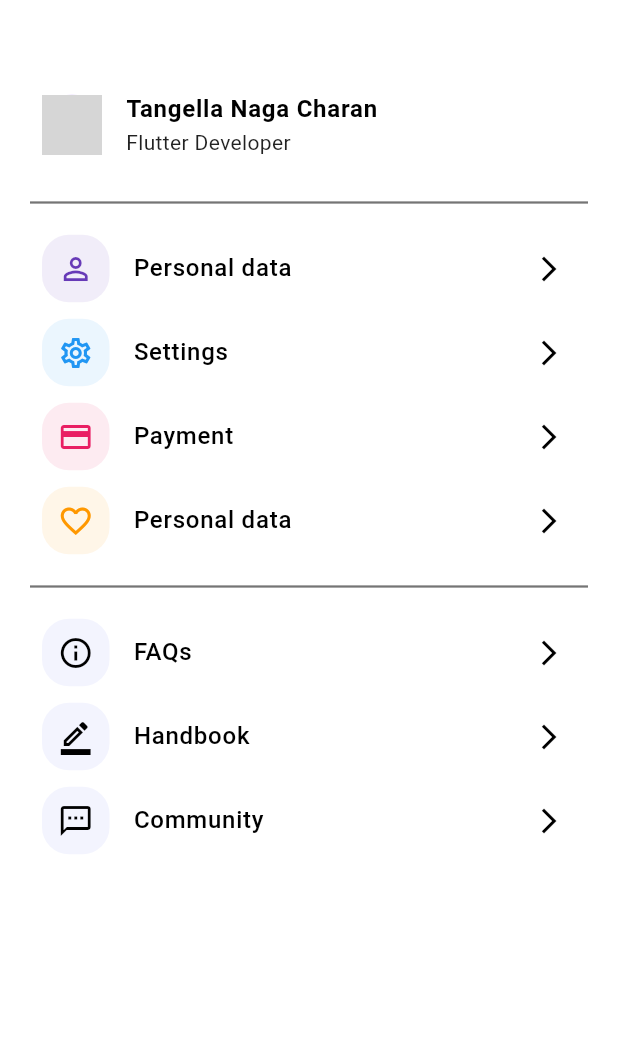
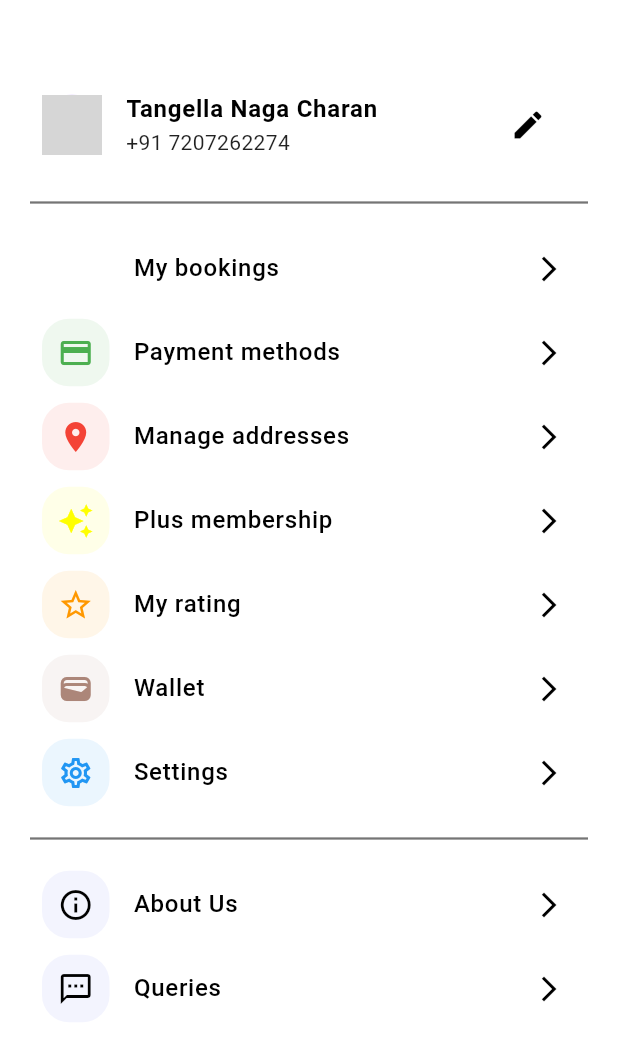
Before and after one commit to CharanBot/OneClick, a Flutter app: the AccountPage screen opened directly, on a phone screen of 412 x 824 dp. Shown: the top 1043 px of the screen. Run offline on Flutter 3.47's test engine with Material 3 defaults, Android fonts, the phone set to English and light mode, and no system bars; our stand-ins replace animate_do, get, iconsax, intl_phone_field, scrollable_positioned_list; network calls fail; grey boxes are pictures that could not be loaded.

Commit message:
changes in account_settings

```diff
--- /dev/null
+++ b/lib/Constants_profile/Colors.dart
@@ -0,0 +1,81 @@
+part of 'Constants.dart';
+
+//I usally keep all the static values in a place
+//in case you like it do tht
+
+class Colorz {
+  static const Color primaryColor = Color(0xff5b60ec);
+  static const Color timerBlue = Color(0xff1c77dd);
+
+  static const Color backgroundBlue = Color(0xff1b81f1);
+
+  static const Color accountPurple = primaryColor;
+
+  static const Color currenciesPageBackground = Color(0xff0f1e4e);
+  static const Color currenciesNameColor = Color(0xff7080b3);
+  static const Color currencyPositiveGreen = Color(0xff0eff7e);
+  static const Color currencyIndicatorColor = Color(0xff6170f3);
+
+  static const Color sendMoneyBlue = Color(0xff4285f4);
+
+  static const Color googlResultsGrey = Color(0xffeff4f2);
+
+  // static const Color compexDrawerScaffoldColor = Color(0xfe3e9f7);
+  static const Color compexDrawerCanvasColor = Color(0xffe3e9f7);
+  static const Color complexDrawerBlack = Color(0xff11111d);
+  static const Color complexDrawerBlueGrey = Color(0xff1d1b31);
+
+  //interlaced dashboard
+  static const Color interlacedBackground = Color(0xfff7f8fa);
+  static const Color interlacedAvatarBorderBlue = Color(0xff2554fc);
+  static const Color interlacedChatPurple = Color(0xff8532fb);
+
+  //richCalculator
+  static const Color richCalculatorCanvas = Color(0xff222433);
+  static const Color richCalculatorOutterButtonColor = Color(0xff333549);
+  static const Color richCalculatorInnerButtonColor = Color(0xff2c2e41);
+  static const Color richCalculatorYellowButtonColor = Color(0xffffba001);
+
+  //buttonExample
+  static const Color buttonExampleCanvas = Color(0xfff3f6ff);
+  static const Color buttonSampleColor = Color(0xff7c2ae8);
+
+  ///Expandile
+  static const Color iphone12Purple = Color(0xffB8AFE6);
+
+  ///DoubleCard
+  static const Color doubleCardBlue = Color(0xff045bd8);
+}
+
+class TeslaColorz {
+  ///Primary Colors
+  static const List<Color> backdropColors = [
+    Colors.black,
+    Color(0xFF003073),
+    Color(0xFF003073),
+    Color(0xFF1E281E),
+    Color(0xFF1E281E),
+    Colors.black26,
+  ];
+
+  ///Control centre colors
+  static const Color iconBlack = Color(0xff101118);
+  static const Color disabledGrey = Color(0xff1e1f28);
+
+  static const Color headLightRed = Color(0xfffb1e4d);
+  static const Color microphoneRed = Color(0xffff0000);
+  static const Color chargingBlue = Color(0xff038efe);
+
+  ///Sorted by darkest color to the lightest color
+  static const List<Color> chargingWaveColors = [
+    Color(0xff0845d5),
+    Color(0xff0558f7),
+    Color(0xff0977d4),
+    Color(0xff0491fe),
+  ];
+
+  static const List<Color> lockerColors = <Color>[
+    Color(0xff6b67fa),
+    Color(0xff4844f9),
+  ];
+}
--- /dev/null
+++ b/lib/Constants_profile/Constants.dart
@@ -0,0 +1,6 @@
+import 'package:flutter/material.dart';
+
+part 'Colors.dart';
+part 'Urls.dart';
+part 'Assets.dart';
+part 'Enums.dart';
--- /dev/null
+++ b/lib/Constants_profile/Urls.dart
@@ -0,0 +1,17 @@
+part of 'Constants.dart';
+
+class Urls {
+  static const String googleImg =
+      "https://www.google.com/images/branding/googlelogo/1x/googlelogo_color_272x92dp.png";
+  static const String avatar1 =
+      "https://cdn.pixabay.com/photo/2016/03/29/03/14/portrait-1287421_960_720.jpg";
+  static const String avatar2 =
+      "https://cdn.pixabay.com/photo/2016/03/29/03/14/portrait-1287421_960_720.jpg";
+  static const String avatar3 =
+      'https://images.unsplash.com/photo-1516384903227-139a8cf0ec21?ixid=MnwxMjA3fDB8MHxwaG90by1wYWdlfHx8fGVufDB8fHx8&ixlib=rb-1.2.1&auto=format&fit=crop&w=634&q=80';
+  static const String avatar4 =
+      "https://images.unsplash.com/photo-1601412436465-922fadda062e?ixid=MnwxMjA3fDB8MHxwaG90by1wYWdlfHx8fGVufDB8fHx8&ixlib=rb-1.2.1&auto=format&fit=crop&w=700&q=80";
+
+  static const String macMiniCover =
+      "https://www.apple.com/v/mac-mini/l/images/overview/hero__x8ruukomx2au_large_2x.jpg";
+}
--- /dev/null
+++ b/lib/Widgets_profile/Txt.dart
@@ -0,0 +1,104 @@
+part of 'Widgets.dart';
+
+class Txt extends StatefulWidget {
+  final FontStyle? style;
+  final FontWeight? fontWeight;
+  final int? maxLines;
+  final double? fontSize;
+  final Color? color;
+  final TextAlign? textAlign;
+  final bool useoverflow;
+  final bool upperCaseFirst;
+  final bool quoted;
+  final bool useFiler;
+  final bool underline;
+  final bool fullUpperCase;
+  final dynamic text;
+  final String? family;
+  final bool toRupees;
+  final bool toTimeAgo;
+  final String? prefix;
+  final bool strikeThrough;
+
+  const Txt({
+    Key? key,
+    this.style,
+    this.fontWeight,
+    this.maxLines,
+    this.fontSize,
+    this.color,
+    this.textAlign,
+    this.useoverflow = false,
+    this.upperCaseFirst = false,
+    this.quoted = false,
+    this.useFiler = false,
+    this.underline = false,
+    this.fullUpperCase = false,
+    required this.text,
+    this.family,
+    this.prefix,
+    this.toRupees = false,
+    this.toTimeAgo = false,
+    this.strikeThrough = false,
+  }) : super(key: key);
+
+  @override
+  _TxtState createState() => _TxtState();
+}
+
+class _TxtState extends State<Txt> {
+  String finalText = "";
+
+  @override
+  Widget build(BuildContext context) {
+    finalText = widget.text.toString();
+    if (widget.text is String) finalText = widget.text ?? "Error";
+    if ((widget.text is double || widget.text is int)) {
+      if (widget.toRupees) {
+        finalText = "${NumberFormat.simpleCurrency().format(widget.text)}"
+            .replaceAll('\$', '₹')
+            .replaceAll(".00", "");
+      }
+      if (widget.toTimeAgo) {
+        finalText = Widgets.timeAgo(widget.text, prefix: widget.prefix);
+      }
+      if (widget.toRupees == false && widget.toTimeAgo == false) {
+        finalText = widget.text.toString();
+      }
+    }
+
+    if (widget.upperCaseFirst && finalText.length > 1) {
+      finalText =
+          "${finalText[0].toUpperCase()}${finalText.substring(1, finalText.length).toLowerCase()}";
+    }
+    if (widget.fullUpperCase) finalText = finalText.toUpperCase();
+    if (widget.useFiler) {
+      finalText = finalText
+          .replaceAll("*", "")
+          .replaceAll("_", "")
+          .replaceAll("-", "")
+          .replaceAll("#", "")
+          .replaceAll("\n", "")
+          .replaceAll("!", "")
+          .replaceAll('[', '')
+          .replaceAll(']', '');
+    }
+    if (widget.quoted) finalText = "❝$finalText❞";
+
+    return Text((finalText).toString(),
+        overflow: widget.useoverflow ? TextOverflow.ellipsis : null,
+        textAlign: widget.textAlign,
+        maxLines: widget.maxLines,
+        textScaleFactor: 1,
+        style: TextStyle(
+          decoration: widget.underline
+              ? TextDecoration.underline
+              : (widget.strikeThrough ? TextDecoration.lineThrough : null),
+          color: widget.color,
+          fontSize: widget.fontSize,
+          fontWeight: widget.fontWeight,
+          fontStyle: widget.style,
+          fontFamily: widget.family,
+        ));
+  }
+}
--- a/lib/features/shop/profile/account_settings.dart
+++ b/lib/features/shop/profile/account_settings.dart
@@ -1,6 +1,9 @@
 import 'package:flutter/material.dart';
-import 'package:one_click/Constants/Constants.dart';
-import 'package:one_click/Widgets/Widgets.dart';
+import 'package:get/get_core/src/get_main.dart';
+import 'package:get/get_navigation/get_navigation.dart';
+import 'package:one_click/Constants_profile/Constants.dart';
+import 'package:one_click/Widgets_profile/Widgets.dart';
+import 'package:one_click/features/shop/profile/pages/edit_profile.dart';
 
 class AccountPage extends StatefulWidget {
   const AccountPage({Key? key}) : super(key: key);
@@ -45,8 +48,17 @@ class _AccountPageState extends State<AccountPage> {
         color: darkMode ? Colors.white : Colors.black,
       ),
       subtitle: Txt(
-        text: "Flutter Developer",
+        text: "+91 7207262274",
         color: darkMode ? Colors.white70 : Colors.black87,
+      ),
+      trailing: IconButton(
+        icon: Icon(
+          Icons.edit,
+          color: darkMode ? Colors.white : Colors.black,
+        ),
+        onPressed: () {
+          Get.to(() => const EditProfilePage());
+        },
       ),
     );
   }
@@ -65,11 +77,15 @@ class _AccountPageState extends State<AccountPage> {
     return Column(
       children: [
         colorTile(
-            Icons.person_outline, Colors.deepPurple, "Personal data", darkMode),
+            Icons.format_list_numbered, Colors.white, "My bookings", darkMode),
+        colorTile(Icons.credit_card, Colors.green, "Payment methods", darkMode),
+        colorTile(Icons.location_on, Colors.red, "Manage addresses", darkMode),
+        colorTile(Icons.auto_awesome, Colors.yellowAccent, "Plus membership",
+            darkMode),
+        colorTile(Icons.star_border, Colors.orange, "My rating", darkMode),
+        colorTile(Icons.wallet, const Color.fromARGB(255, 172, 134, 121),
+            "Wallet", darkMode),
         colorTile(Icons.settings_outlined, Colors.blue, "Settings", darkMode),
-        colorTile(Icons.credit_card, Colors.pink, "Payment", darkMode),
-        colorTile(
-            Icons.favorite_border, Colors.orange, "Personal data", darkMode),
       ],
     );
   }
@@ -77,9 +93,8 @@ class _AccountPageState extends State<AccountPage> {
   Widget bwTiles(bool darkMode) {
     return Column(
       children: [
-        bwTile(Icons.info_outline, "FAQs", darkMode),
-        bwTile(Icons.border_color_outlined, "Handbook", darkMode),
-        bwTile(Icons.textsms_outlined, "Community", darkMode),
+        bwTile(Icons.info_outline, "About Us", darkMode),
+        bwTile(Icons.textsms_outlined, "Queries", darkMode),
       ],
     );
   }
--- a/lib/utils/Constants.dart
+++ /dev/null
@@ -1 +0,0 @@
-// TODO Implement this library.
--- a/pubspec.yaml
+++ b/pubspec.yaml
@@ -46,6 +46,7 @@ dependencies:
   simple_animations: ^5.0.2
   scrollable_positioned_list: ^0.3.8
   intl: ^0.19.0
+  intl_phone_field: ^3.2.0
 
 
 dev_dependencies:
```
Also changed, not shown: lib/Constants_profile/Assets.dart (added, +15 -0 lines), lib/Constants_profile/Enums.dart (added, +12 -0 lines), lib/Widgets_profile/Widgets.dart (added, +299 -0 lines), lib/features/shop/profile/pages/edit_profile.dart (added, +148 -0 lines), pubspec.lock.
